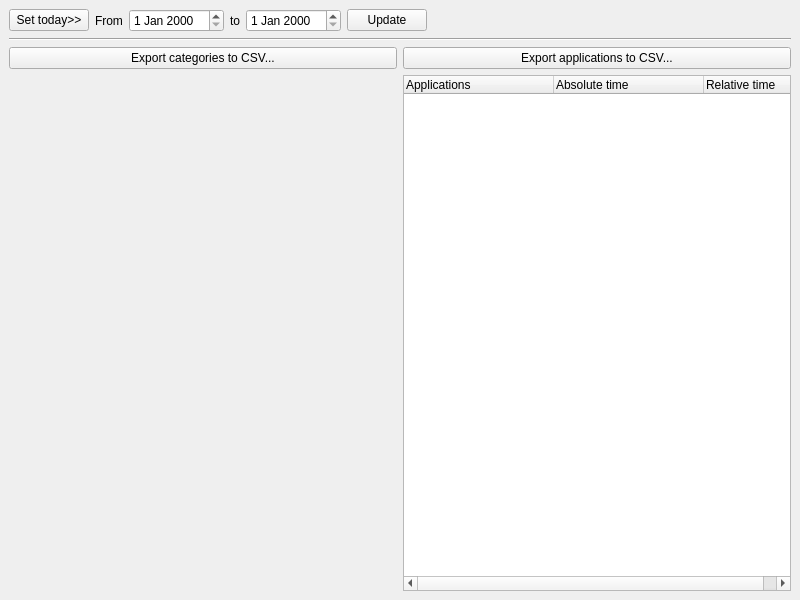
Before: the Qt Designer form TrackYourTime/statisticwindow.ui in Allexin/TrackYourTime, drawn with Qt 5.
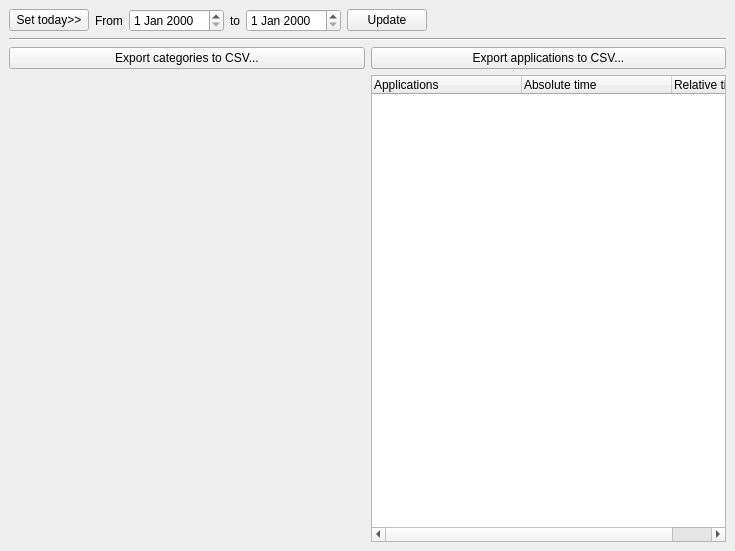
After: the same form once the commit is applied. Custom widgets are drawn as their Qt base class.

Commit message: Remove "zero time" applications from statistic Add ico loading in tray icon Add autoresize to all windows

The edit to the form file:
```diff
--- a/TrackYourTime/statisticwindow.ui
+++ b/TrackYourTime/statisticwindow.ui
@@ -6,8 +6,8 @@
    <rect>
     <x>0</x>
     <y>0</y>
-    <width>800</width>
-    <height>600</height>
+    <width>735</width>
+    <height>551</height>
    </rect>
   </property>
   <property name="windowTitle">
```
The commit also changes 5 other files.
